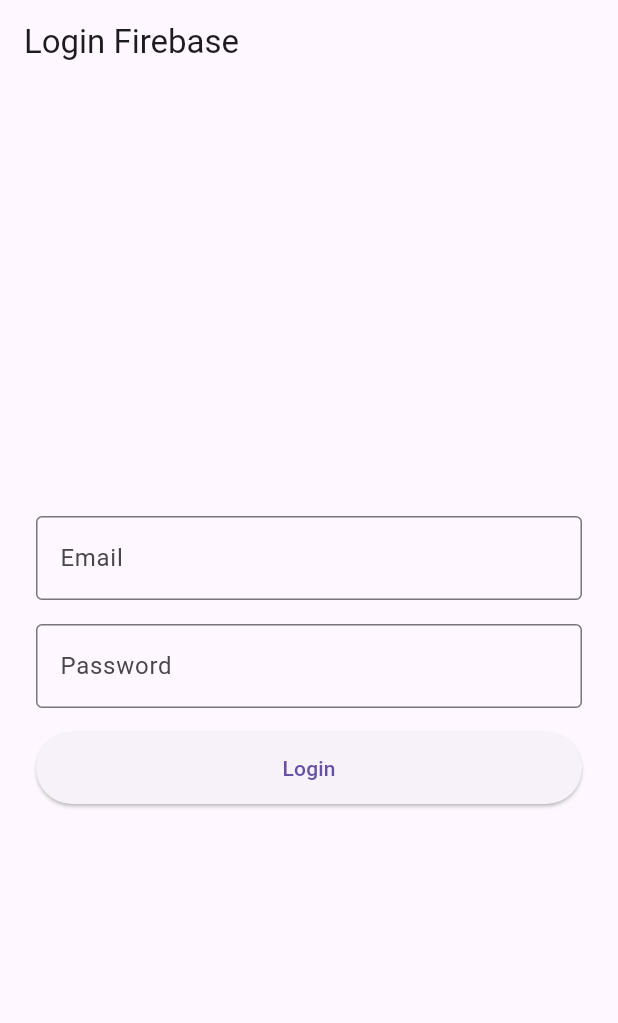
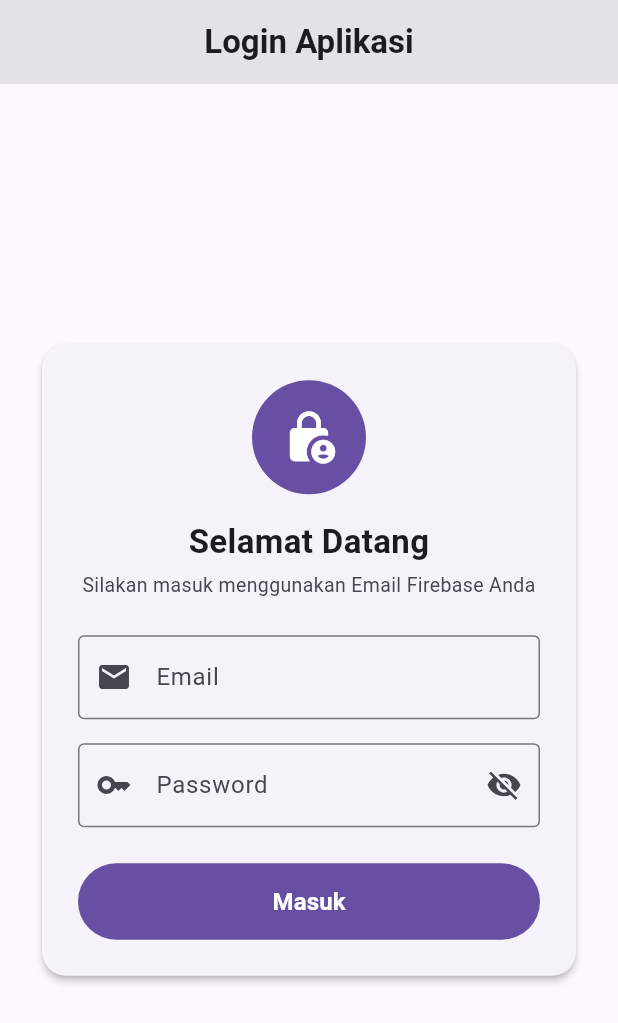
Before and after one commit to Azriel121212/Latihan-008-Aplikasi-Mobile, a Flutter app: the screen it shows after launch, on a phone screen of 412 x 824 dp. Shown: the top 1023 px of the screen. Run offline on Flutter 3.47's test engine with Material 3 defaults, Android fonts, the phone set to English and light mode, and no system bars; our stand-ins replace firebase_auth, firebase_core; accounts and stored records are empty.

Commit message:
feat: tambah SplashScreen dan integrasi UI LoginPage dengan Firebase Auth

```diff
--- a/lib/main.dart
+++ b/lib/main.dart
@@ -3,6 +3,8 @@ import 'package:firebase_core/firebase_core.dart';
 import 'package:firebase_auth/firebase_auth.dart';
 
 import 'firebase_options.dart';
+import 'pages/splash_screen.dart';
+import 'pages/login_page.dart';
 
 void main() async {
   WidgetsFlutterBinding.ensureInitialized();
@@ -19,7 +21,7 @@ class MyApp extends StatelessWidget {
       title: 'Firebase Auth Simple',
       debugShowCheckedModeBanner: false,
       theme: ThemeData(primarySwatch: Colors.blue),
-      home: const AuthWrapper(),
+      home: const SplashScreen(),
     );
   }
 }
@@ -40,7 +42,7 @@ class AuthWrapper extends StatelessWidget {
         if (snapshot.hasData) {
           return UserInfoScreen(user: snapshot.data!);
         }
-        return const LoginScreen();
+        return const LoginPage();
       },
     );
   }
@@ -70,7 +72,6 @@ class _LoginScreenState extends State<LoginScreen> {
         email: _emailController.text.trim(),
         password: _passwordController.text.trim(),
       );
-      // Jika berhasil, AuthWrapper otomatis pindah ke UserInfoScreen
     } on FirebaseAuthException catch (e) {
       setState(() {
         _errorMessage = e.message ?? 'Terjadi kesalahan saat login.';
--- /dev/null
+++ b/lib/pages/login_page.dart
@@ -0,0 +1,207 @@
+import 'package:flutter/material.dart';
+import 'package:firebase_auth/firebase_auth.dart';
+
+class LoginPage extends StatefulWidget {
+  const LoginPage({super.key});
+
+  @override
+  State<LoginPage> createState() => _LoginPageState();
+}
+
+class _LoginPageState extends State<LoginPage> {
+  final _formKey = GlobalKey<FormState>();
+  final _emailController = TextEditingController();
+  final _passwordController = TextEditingController();
+
+  bool _obscurePassword = true;
+  bool _isLoading = false;
+  String? _errorMessage;
+
+  @override
+  void dispose() {
+    _emailController.dispose();
+    _passwordController.dispose();
+    super.dispose();
+  }
+
+  Future<void> _prosesLogin() async {
+    if (_formKey.currentState!.validate()) {
+      setState(() {
+        _isLoading = true;
+        _errorMessage = null;
+      });
+
+      try {
+        await FirebaseAuth.instance.signInWithEmailAndPassword(
+          email: _emailController.text.trim(),
+          password: _passwordController.text.trim(),
+        );
+        // Kalau berhasil, AuthWrapper di main.dart otomatis pindah ke Dashboard
+      } on FirebaseAuthException catch (e) {
+        setState(() {
+          _errorMessage = e.message ?? 'Email atau password salah.';
+        });
+      } finally {
+        if (mounted) {
+          setState(() {
+            _isLoading = false;
+          });
+        }
+      }
+    }
+  }
+
+  @override
+  Widget build(BuildContext context) {
+    final warnaTema = Theme.of(context).colorScheme;
+
+    return Scaffold(
+      appBar: AppBar(
+        title: const Text(
+          'Login Aplikasi',
+          style: TextStyle(fontWeight: FontWeight.bold),
+        ),
+        centerTitle: true,
+        backgroundColor: warnaTema.surfaceContainerHighest,
+        foregroundColor: warnaTema.onSurface,
+      ),
+      body: SafeArea(
+        child: Center(
+          child: SingleChildScrollView(
+            padding: const EdgeInsets.all(24),
+            child: ConstrainedBox(
+              constraints: const BoxConstraints(maxWidth: 420),
+              child: Card(
+                elevation: 2,
+                shape: RoundedRectangleBorder(
+                  borderRadius: BorderRadius.circular(16),
+                ),
+                child: Padding(
+                  padding: const EdgeInsets.all(24),
+                  child: Form(
+                    key: _formKey,
+                    child: Column(
+                      mainAxisSize: MainAxisSize.min,
+                      crossAxisAlignment: CrossAxisAlignment.stretch,
+                      children: [
+                        CircleAvatar(
+                          radius: 38,
+                          backgroundColor: warnaTema.primary,
+                          foregroundColor: warnaTema.onPrimary,
+                          child: const Icon(Icons.lock_person, size: 38),
+                        ),
+                        const SizedBox(height: 16),
+                        const Text(
+                          'Selamat Datang',
+                          textAlign: TextAlign.center,
+                          style: TextStyle(
+                            fontSize: 22,
+                            fontWeight: FontWeight.bold,
+                          ),
+                        ),
+                        const SizedBox(height: 4),
+                        Text(
+                          'Silakan masuk menggunakan Email Firebase Anda',
+                          textAlign: TextAlign.center,
+                          style: TextStyle(
+                            fontSize: 13,
+                            color: warnaTema.onSurfaceVariant,
+                          ),
+                        ),
+                        const SizedBox(height: 24),
+                        TextFormField(
+                          controller: _emailController,
+                          keyboardType: TextInputType.emailAddress,
+                          decoration: const InputDecoration(
+                            labelText: 'Email',
+                            hintText: 'Contoh: student1@test.com',
+                            prefixIcon: Icon(Icons.email),
+                            border: OutlineInputBorder(),
+                          ),
+                          validator: (value) {
+                            if (value == null || value.trim().isEmpty) {
+                              return 'Email wajib diisi';
+                            }
+                            if (!value.contains('@')) {
+                              return 'Format email tidak valid';
+                            }
+                            return null;
+                          },
+                        ),
+                        const SizedBox(height: 16),
+                        TextFormField(
+                          controller: _passwordController,
+                          obscureText: _obscurePassword,
+                          decoration: InputDecoration(
+                            labelText: 'Password',
+                            prefixIcon: const Icon(Icons.key),
+                            border: const OutlineInputBorder(),
+                            suffixIcon: IconButton(
+                              onPressed: () {
+                                setState(() {
+                                  _obscurePassword = !_obscurePassword;
+                                });
+                              },
+                              icon: Icon(
+                                _obscurePassword
+                                    ? Icons.visibility_off
+                                    : Icons.visibility,
+                              ),
+                            ),
+                          ),
+                          validator: (value) {
+                            if (value == null || value.isEmpty) {
+                              return 'Password wajib diisi';
+                            }
+                            if (value.length < 6) {
+                              return 'Password minimal 6 karakter';
+                            }
+                            return null;
+                          },
+                        ),
+                        if (_errorMessage != null) ...[
+                          const SizedBox(height: 16),
+                          Text(
+                            _errorMessage!,
+                            textAlign: TextAlign.center,
+                            style: const TextStyle(
+                              color: Colors.red,
+                              fontSize: 13,
+                            ),
+                          ),
+                        ],
+                        const SizedBox(height: 24),
+                        FilledButton(
+                          onPressed: _isLoading ? null : _prosesLogin,
+                          style: FilledButton.styleFrom(
+                            padding: const EdgeInsets.symmetric(vertical: 14),
+                          ),
+                          child: _isLoading
+                              ? const SizedBox(
+                                  height: 20,
+                                  width: 20,
+                                  child: CircularProgressIndicator(
+                                    strokeWidth: 2.5,
+                                    color: Colors.white,
+                                  ),
+                                )
+                              : const Text(
+                                  'Masuk',
+                                  style: TextStyle(
+                                    fontSize: 16,
+                                    fontWeight: FontWeight.bold,
+                                  ),
+                                ),
+                        ),
+                      ],
+                    ),
+                  ),
+                ),
+              ),
+            ),
+          ),
+        ),
+      ),
+    );
+  }
+}
```
Also changed, not shown: lib/pages/splash_screen.dart (added, +54 -0 lines).
